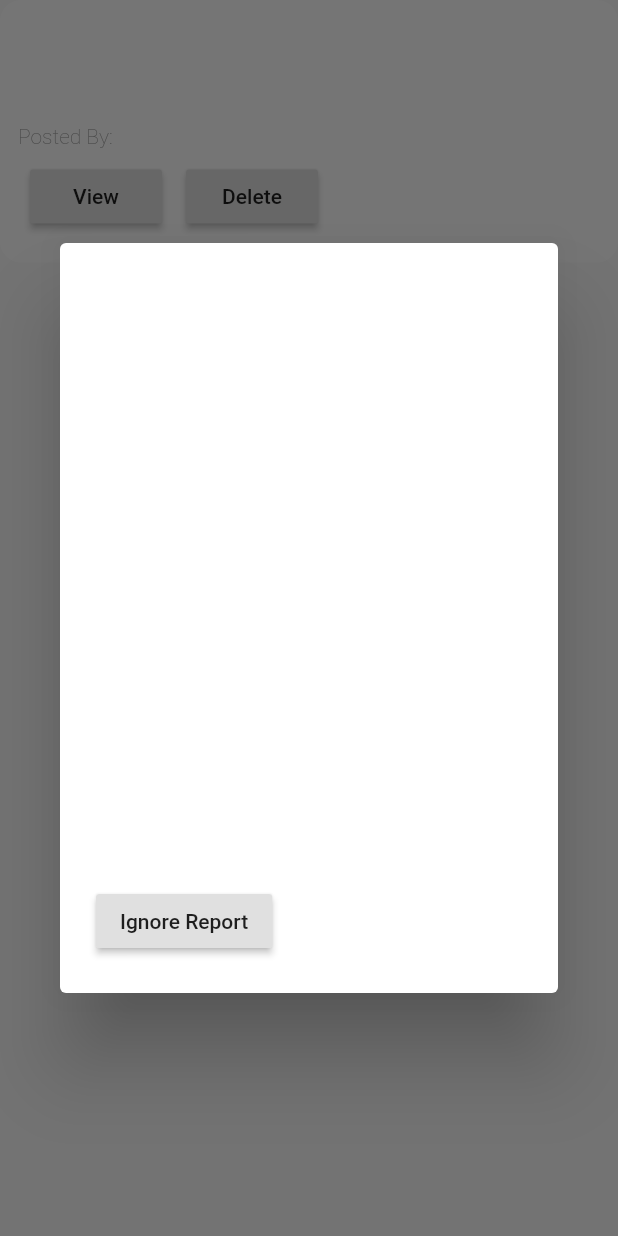
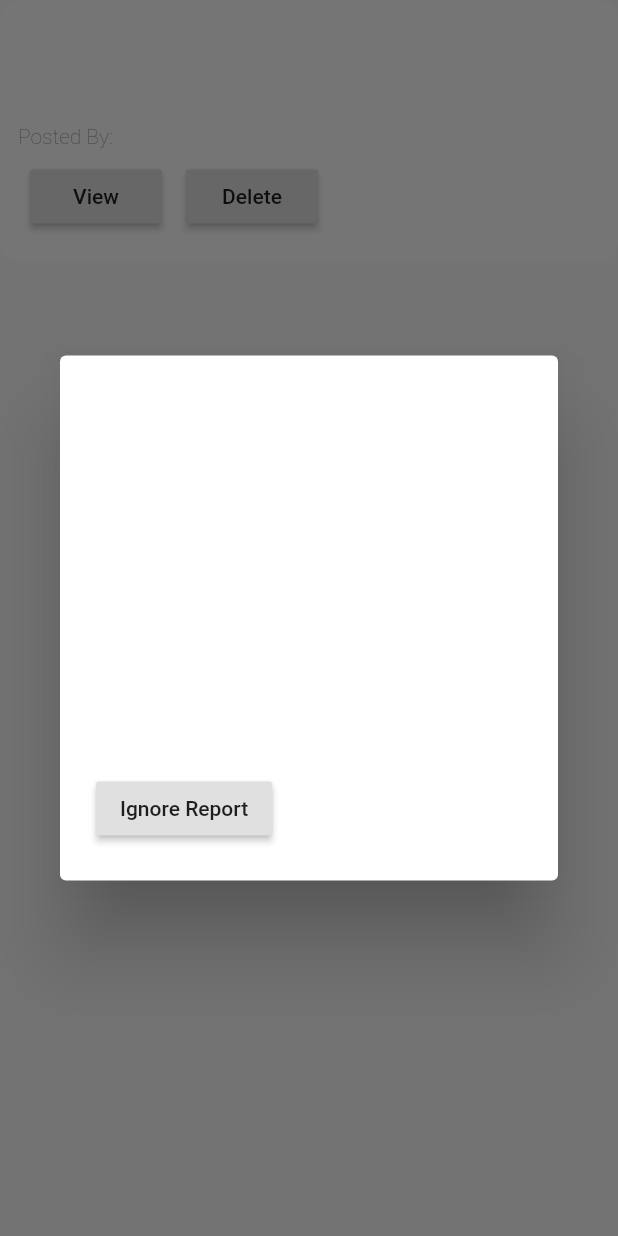
Before and after one commit to PatelIsh444/AdviceBee-Admin-Panel, a Flutter app: the ReportCell widget shown alone on an empty page, opened directly with empty values, after a tap on "View", on a phone screen of 412 x 824 dp. Run offline on Flutter 3.47's test engine with Material 2 defaults, Android fonts, the phone set to English and light mode, and no system bars; our stand-ins replace auto_size_text, cloud_firestore, firebase_auth; missing offline and left inert: navigation_rail; accounts and stored records are empty; network calls fail.

Commit message:
make report detail page a bit shorter

```diff
--- a/admin_panel/lib/Screens/Reports/report_cell.dart
+++ b/admin_panel/lib/Screens/Reports/report_cell.dart
@@ -86,7 +86,7 @@ class ReportCell extends StatelessWidget {
                   contentPadding: EdgeInsets.zero,
                   content: SizedBox(
                     width: 500,
-                    height: 500,
+                    height: 350,
                     child: ReportDetails(element)
                   ),
                 )
```
